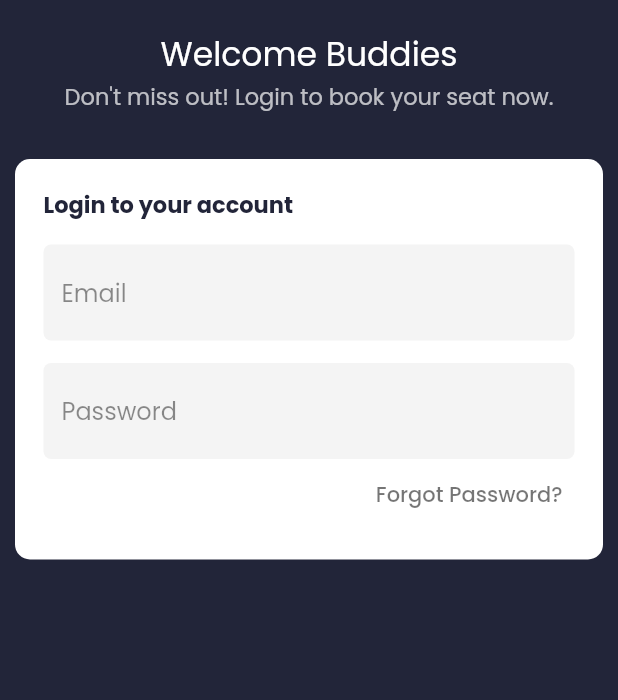
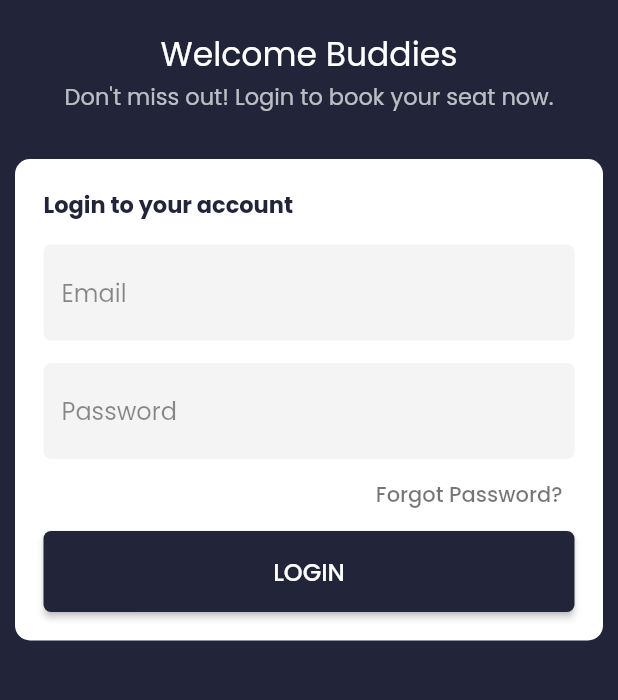
Before and after one commit to admiral41/ticketplease, a Flutter app: the screen it shows after launch, on a phone screen of 412 x 824 dp, the part 150-850 px from its top. Run offline on Flutter 3.47's test engine with Material 2 defaults, Android fonts, the phone set to English and light mode, and no system bars.

Commit message:
:hammer: added login button

```diff
--- a/lib/Screens/login_screen.dart
+++ b/lib/Screens/login_screen.dart
@@ -114,6 +114,23 @@ class _LoginScreenState extends State<LoginScreen> {
                       ),
                     ),
                   ),
+                  ElevatedButton(
+                    onPressed: () {},
+                    style: ElevatedButton.styleFrom(
+                        primary: MyTheme.splash,
+                        shape: RoundedRectangleBorder(
+                          borderRadius: BorderRadius.circular(5),
+                        )),
+                    child: const Center(
+                      child: Padding(
+                        padding: const EdgeInsets.all(15),
+                        child: Text(
+                          "LOGIN",
+                          style: TextStyle(fontSize: 16),
+                        ),
+                      ),
+                    ),
+                  ),
 
 
 
```
